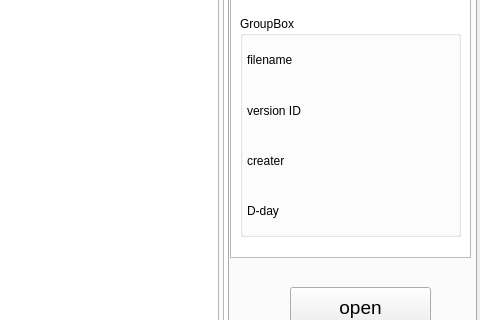
Above: loadUI/load.ui from AhriKwon/Viper_Pipeline before the change; both pictures show x 494 to 974 and y 245 to 565 of the 974 by 672 pixel window. Below: the same form after it.
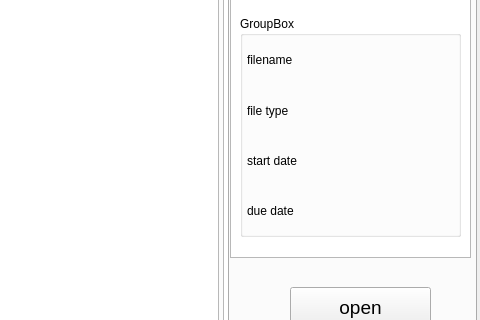
That is the form after the change.

```diff
--- a/loadUI/load.ui
+++ b/loadUI/load.ui
@@ -170,21 +170,21 @@
              <item row="1" column="0">
               <widget class="QLabel" name="label_2">
                <property name="text">
-                <string>version ID</string>
+                <string>file type</string>
                </property>
               </widget>
              </item>
              <item row="2" column="0">
               <widget class="QLabel" name="label_3">
                <property name="text">
-                <string>creater</string>
+                <string>start date</string>
                </property>
               </widget>
              </item>
              <item row="3" column="0">
               <widget class="QLabel" name="label_4">
                <property name="text">
-                <string>D-day</string>
+                <string>due date</string>
                </property>
               </widget>
              </item>
```
Left out of the diff: 6 changed lines with no effect on the pictures.
